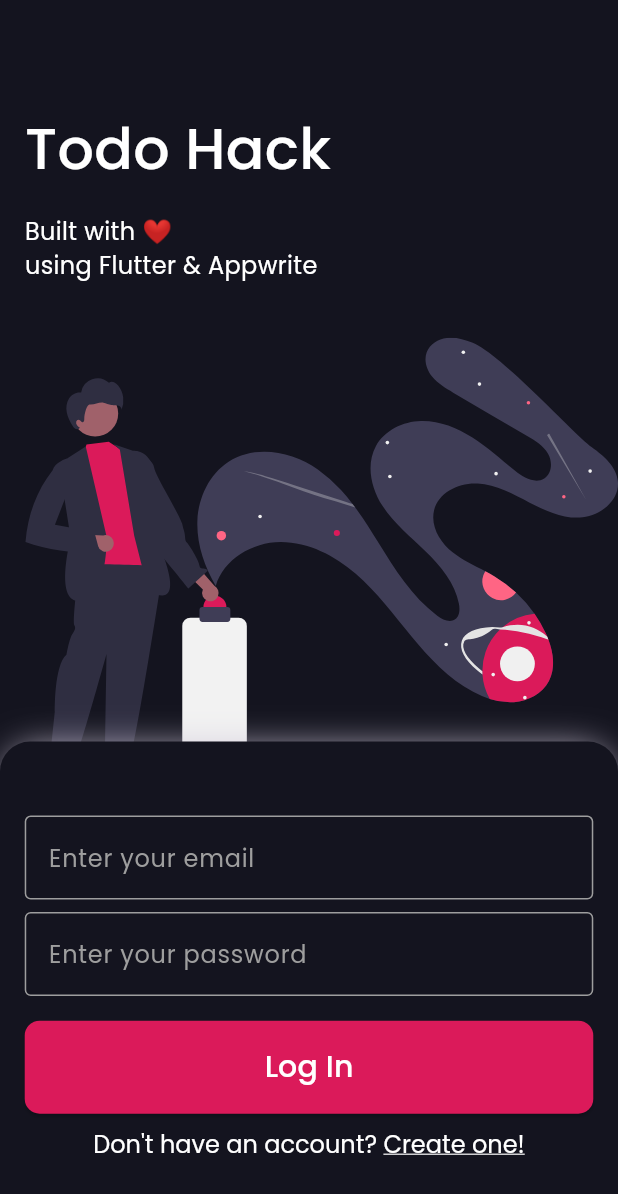
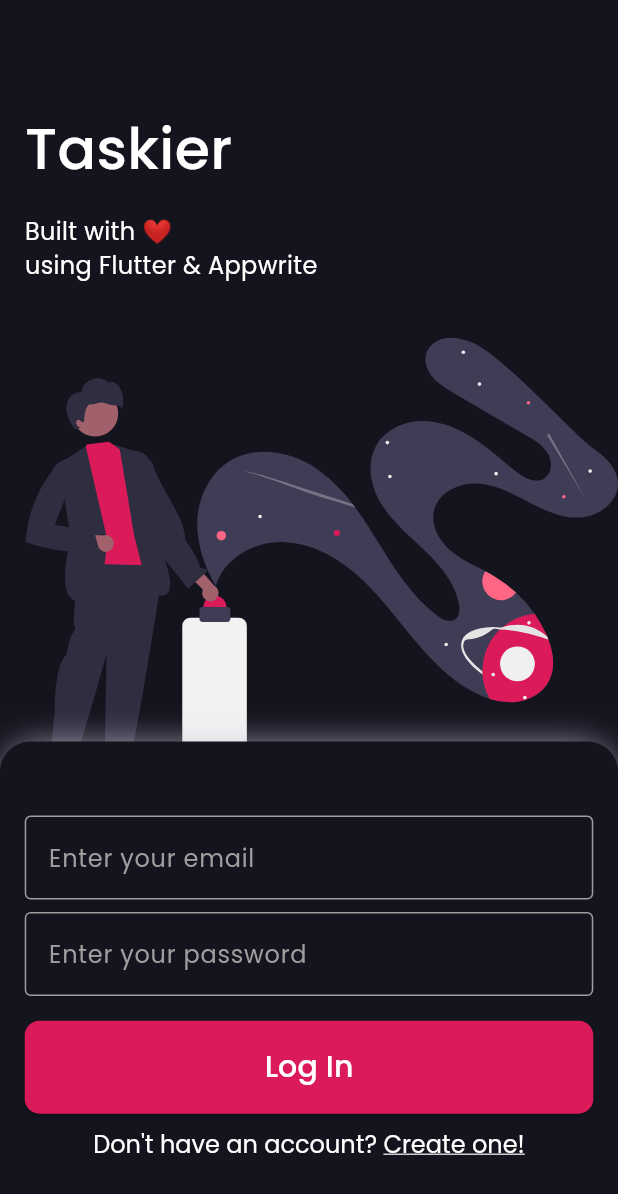
Before and after one commit to CodeSadhu/taskier, a Flutter app: the screen it shows after launch, on a phone screen of 412 x 824 dp. Shown: the top 1194 px of the screen. Run offline on Flutter 3.47's test engine with Material 2 defaults, Android fonts, the phone set to English and light mode, and no system bars; our stand-ins replace appwrite, flutter_svg, hive, hive_flutter, shared_preferences; missing offline and left inert: normie; accounts and stored records are empty.

Commit message:
Renamed app, add license and README

```diff
--- a/lib/main.dart
+++ b/lib/main.dart
@@ -45,7 +45,7 @@ class MyApp extends StatelessWidget {
       title: 'Flutter Demo',
       theme: appTheme(),
       debugShowCheckedModeBanner: false,
-      themeMode: ThemeMode.dark,
+      themeMode: ThemeMode.light,
       routes: AppRoutes.getAppRoutes,
     );
   }
--- a/lib/screens/dashboard.dart
+++ b/lib/screens/dashboard.dart
@@ -3,7 +3,6 @@ import 'package:appwrite_hack/utils/app_routes.dart';
 import 'package:appwrite_hack/utils/assets.dart';
 import 'package:appwrite_hack/utils/colors.dart';
 import 'package:appwrite_hack/utils/constants.dart';
-import 'package:appwrite_hack/utils/shared_prefs_helper.dart';
 import 'package:appwrite_hack/utils/strings.dart';
 import 'package:appwrite_hack/utils/styles.dart';
 import 'package:flutter/material.dart';
@@ -71,7 +70,7 @@ class _DashboardPageState extends State<DashboardPage> {
                 mainAxisAlignment: MainAxisAlignment.spaceBetween,
                 children: [
                   Text(
-                    'Todo Hack',
+                    'Taskier',
                     style: Styles.appbarStyle(),
                   ),
                   IconButton(
--- a/lib/screens/login.dart
+++ b/lib/screens/login.dart
@@ -42,7 +42,7 @@ class _LoginPageState extends State<LoginPage> {
                 Align(
                   alignment: Alignment.topLeft,
                   child: Text(
-                    'Todo Hack',
+                    'Taskier',
                     style: Styles.appbarStyle(
                       fontSize: 38,
                     ),
--- a/lib/screens/signup.dart
+++ b/lib/screens/signup.dart
@@ -44,7 +44,7 @@ class _SignupPageState extends State<SignupPage> {
                 Align(
                   alignment: Alignment.topLeft,
                   child: Text(
-                    'Todo Hack',
+                    'Taskier',
                     style: Styles.appbarStyle(
                       fontSize: 38,
                     ),
--- a/pubspec.yaml
+++ b/pubspec.yaml
@@ -43,6 +43,7 @@ dependencies:
   build_runner: ^2.4.5
   hive_flutter: ^1.1.0
   hive_generator: ^2.0.0
+  # connectivity_plus: ^4.0.1
 
 dev_dependencies:
   flutter_test:
```
Also changed, not shown: 2 other files.
